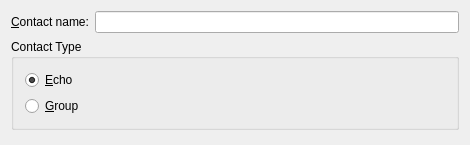
The window that protocols/bonjour/bonjouraddui.ui (KDE/kopete) describes before a commit, drawn with Qt 5.
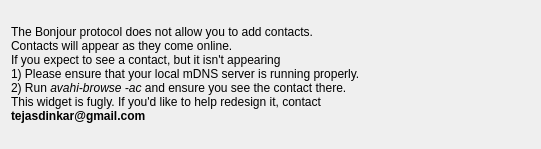
The same window after the commit.

Commit message: 1) new default kDebug area (14220) [pending approval]... did recommended method of setting values in cmake 2) removed add contact widget and replaced it with ugly message... no this isn't vandalism ;)

Diff of the .ui file:
```diff
--- a/protocols/bonjour/bonjouraddui.ui
+++ b/protocols/bonjour/bonjouraddui.ui
@@ -5,8 +5,8 @@
    <rect>
     <x>0</x>
     <y>0</y>
-    <width>466</width>
-    <height>145</height>
+    <width>541</width>
+    <height>149</height>
    </rect>
   </property>
   <layout class="QVBoxLayout" >
@@ -36,73 +36,21 @@
         <string>The account name of the account you would like to add.</string>
        </property>
        <property name="text" >
-        <string>&amp;Contact name:</string>
-       </property>
-       <property name="buddy" >
-        <cstring>m_uniqueName</cstring>
-       </property>
-      </widget>
-     </item>
-     <item>
-      <widget class="QLineEdit" name="m_uniqueName" >
-       <property name="toolTip" >
-        <string>The account name of the account you would like to add.</string>
-       </property>
-       <property name="whatsThis" >
-        <string>The account name of the account you would like to add.</string>
+        <string>&lt;html>&lt;head>&lt;meta name="qrichtext" content="1" />&lt;style type="text/css">
+p, li { white-space: pre-wrap; }
+&lt;/style>&lt;/head>&lt;body style=" font-family:'Sans Serif'; font-size:9pt; font-weight:400; font-style:normal;">
+&lt;p style=" margin-top:0px; margin-bottom:0px; margin-left:0px; margin-right:0px; -qt-block-indent:0; text-indent:0px;">The Bonjour protocol does not allow you to add contacts. &lt;/p>
+&lt;p style=" margin-top:0px; margin-bottom:0px; margin-left:0px; margin-right:0px; -qt-block-indent:0; text-indent:0px;">Contacts will appear as they come online.&lt;/p>
+&lt;p style=" margin-top:0px; margin-bottom:0px; margin-left:0px; margin-right:0px; -qt-block-indent:0; text-indent:0px;">If you expect to see a contact, but it isn't appearing&lt;/p>
+&lt;p style=" margin-top:0px; margin-bottom:0px; margin-left:0px; margin-right:0px; -qt-block-indent:0; text-indent:0px;">1) Please ensure that your local mDNS server is running properly.&lt;/p>
+&lt;p style=" margin-top:0px; margin-bottom:0px; margin-left:0px; margin-right:0px; -qt-block-indent:0; text-indent:0px;">2) Run &lt;span style=" font-style:italic;">avahi-browse -ac&lt;/span> and ensure you see the contact there.&lt;/p>
+&lt;p style=" margin-top:0px; margin-bottom:0px; margin-left:0px; margin-right:0px; -qt-block-indent:0; text-indent:0px;">This widget is fugly. If you'd like to help redesign it, contact &lt;/p>
+&lt;p style=" margin-top:0px; margin-bottom:0px; margin-left:0px; margin-right:0px; -qt-block-indent:0; text-indent:0px;">&lt;span style=" font-weight:600;">tejasdinkar@gmail.com&lt;/span>&lt;/p>&lt;/body>&lt;/html></string>
        </property>
       </widget>
      </item>
     </layout>
    </item>
-   <item>
-    <widget class="QGroupBox" name="groupBox" >
-     <property name="title" >
-      <string>Contact Type</string>
-     </property>
-     <layout class="QVBoxLayout" >
-      <item>
-       <widget class="QRadioButton" name="m_rbEcho" >
-        <property name="toolTip" >
-         <string>Hey look!  Only one option.  Could you please make this a dropdown and add Null?</string>
-        </property>
-        <property name="whatsThis" >
-         <string>Hey look!  Only one option.  Could you please make this a dropdown and add Null?</string>
-        </property>
-        <property name="text" >
-         <string>&amp;Echo</string>
-        </property>
-        <property name="checked" >
-         <bool>true</bool>
-        </property>
-       </widget>
-      </item>
-      <item>
-       <widget class="QRadioButton" name="m_rbGroup" >
-        <property name="text" >
-         <string>&amp;Group</string>
-        </property>
-       </widget>
-      </item>
-     </layout>
-    </widget>
-   </item>
-   <item>
-    <spacer>
-     <property name="orientation" >
-      <enum>Qt::Vertical</enum>
-     </property>
-     <property name="sizeType" >
-      <enum>QSizePolicy::Expanding</enum>
-     </property>
-     <property name="sizeHint" >
-      <size>
-       <width>448</width>
-       <height>201</height>
-      </size>
-     </property>
-    </spacer>
-   </item>
   </layout>
  </widget>
  <layoutdefault spacing="6" margin="11" />
```
Left out of the diff: 8 changed lines with no effect on the pictures. The commit also changes 6 other files.
